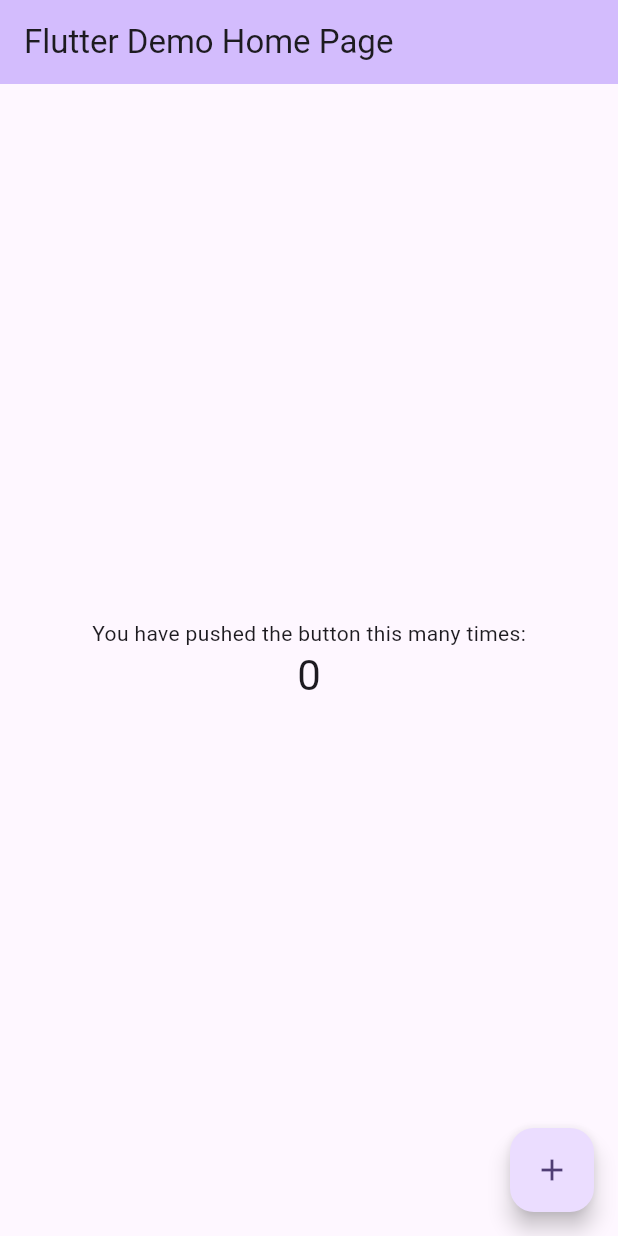
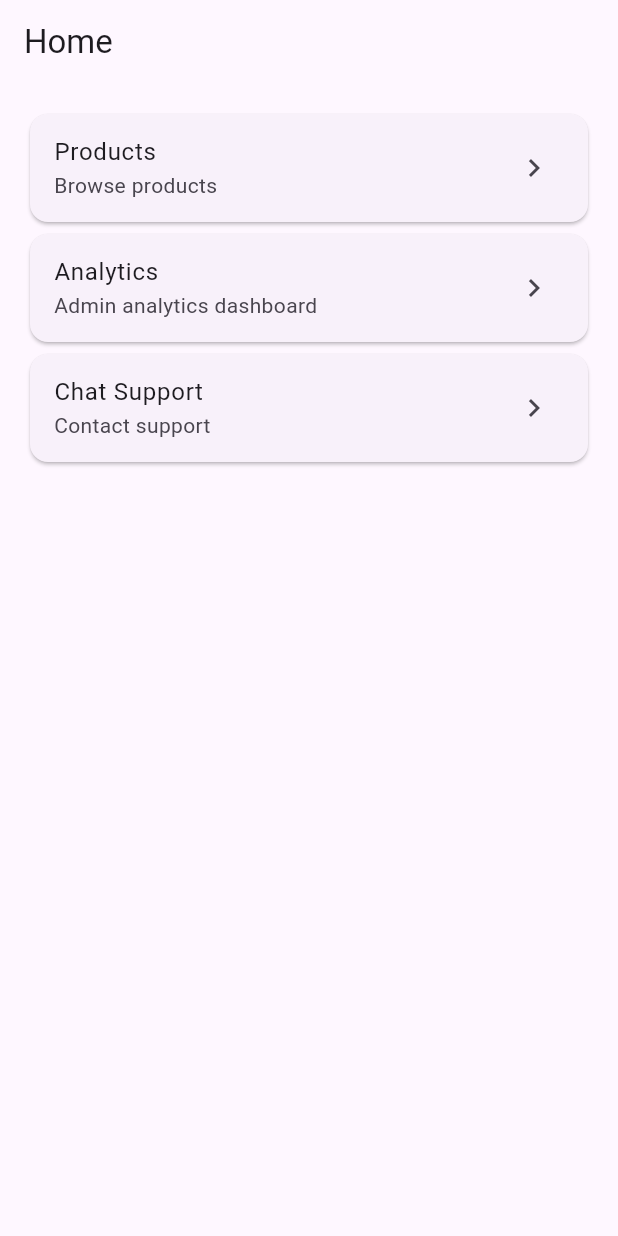
Before and after one commit to Muccasa/Brenda-s, a Flutter app: the screen it shows after launch, on a phone screen of 412 x 824 dp. Run offline on Flutter 3.47's test engine with Material 3 defaults, Android fonts, the phone set to English and light mode, and no system bars.

Commit message:
feat:added main layout

```diff
--- /dev/null
+++ b/flutter_application/lib/core/constants/app_constants.dart
@@ -0,0 +1,3 @@
+class AppConstants {
+  static const String appTitle = 'Brendas';
+}
--- /dev/null
+++ b/flutter_application/lib/core/utils/logger.dart
@@ -0,0 +1,8 @@
+class Logger {
+  static void log(String message) {
+    // Simple placeholder logger
+    // Replace with package:logger or similar in future
+    // ignore: avoid_print
+    print('[LOG] $message');
+  }
+}
--- /dev/null
+++ b/flutter_application/lib/features/products/products_page.dart
@@ -0,0 +1,13 @@
+import 'package:flutter/material.dart';
+
+class ProductsPage extends StatelessWidget {
+  const ProductsPage({super.key});
+
+  @override
+  Widget build(BuildContext context) {
+    return Scaffold(
+      appBar: AppBar(title: const Text('Products')),
+      body: const Center(child: Text('Products feature placeholder')),
+    );
+  }
+}
--- a/flutter_application/lib/main.dart
+++ b/flutter_application/lib/main.dart
@@ -1,4 +1,6 @@
 import 'package:flutter/material.dart';
+import 'package:flutter_application/core/constants/app_constants.dart';
+import 'package:flutter_application/presentation/pages/home_page.dart';
 
 void main() {
   runApp(const MyApp());
@@ -7,116 +9,15 @@ void main() {
 class MyApp extends StatelessWidget {
   const MyApp({super.key});
 
-  // This widget is the root of your application.
   @override
   Widget build(BuildContext context) {
     return MaterialApp(
-      title: 'Flutter Demo',
+      title: AppConstants.appTitle,
       theme: ThemeData(
-        // This is the theme of your application.
-        //
-        // TRY THIS: Try running your application with "flutter run". You'll see
-        // the application has a purple toolbar. Then, without quitting the app,
-        // try changing the seedColor in the colorScheme below to Colors.green
-        // and then invoke "hot reload" (save your changes or press the "hot
-        // reload" button in a Flutter-supported IDE, or press "r" if you used
-        // the command line to start the app).
-        //
-        // Notice that the counter didn't reset back to zero; the application
-        // state is not lost during the reload. To reset the state, use hot
-        // restart instead.
-        //
-        // This works for code too, not just values: Most code changes can be
-        // tested with just a hot reload.
-        colorScheme: .fromSeed(seedColor: Colors.deepPurple),
+        colorScheme: ColorScheme.fromSeed(seedColor: Colors.deepPurple),
+        useMaterial3: true,
       ),
-      home: const MyHomePage(title: 'Flutter Demo Home Page'),
+      home: const HomePage(),
     );
   }
 }
-
-class MyHomePage extends StatefulWidget {
-  const MyHomePage({super.key, required this.title});
-
-  // This widget is the home page of your application. It is stateful, meaning
-  // that it has a State object (defined below) that contains fields that affect
-  // how it looks.
-
-  // This class is the configuration for the state. It holds the values (in this
-  // case the title) provided by the parent (in this case the App widget) and
-  // used by the build method of the State. Fields in a Widget subclass are
-  // always marked "final".
-
-  final String title;
-
-  @override
-  State<MyHomePage> createState() => _MyHomePageState();
-}
-
-class _MyHomePageState extends State<MyHomePage> {
-  int _counter = 0;
-
-  void _incrementCounter() {
-    setState(() {
-      // This call to setState tells the Flutter framework that something has
-      // changed in this State, which causes it to rerun the build method below
-      // so that the display can reflect the updated values. If we changed
-      // _counter without calling setState(), then the build method would not be
-      // called again, and so nothing would appear to happen.
-      _counter++;
-    });
-  }
-
-  @override
-  Widget build(BuildContext context) {
-    // This method is rerun every time setState is called, for instance as done
-    // by the _incrementCounter method above.
-    //
-    // The Flutter framework has been optimized to make rerunning build methods
-    // fast, so that you can just rebuild anything that needs updating rather
-    // than having to individually change instances of widgets.
-    return Scaffold(
-      appBar: AppBar(
-        // TRY THIS: Try changing the color here to a specific color (to
-        // Colors.amber, perhaps?) and trigger a hot reload to see the AppBar
-        // change color while the other colors stay the same.
-        backgroundColor: Theme.of(context).colorScheme.inversePrimary,
-        // Here we take the value from the MyHomePage object that was created by
-        // the App.build method, and use it to set our appbar title.
-        title: Text(widget.title),
-      ),
-      body: Center(
-        // Center is a layout widget. It takes a single child and positions it
-        // in the middle of the parent.
-        child: Column(
-          // Column is also a layout widget. It takes a list of children and
-          // arranges them vertically. By default, it sizes itself to fit its
-          // children horizontally, and tries to be as tall as its parent.
-          //
-          // Column has various properties to control how it sizes itself and
-          // how it positions its children. Here we use mainAxisAlignment to
-          // center the children vertically; the main axis here is the vertical
-          // axis because Columns are vertical (the cross axis would be
-          // horizontal).
-          //
-          // TRY THIS: Invoke "debug painting" (choose the "Toggle Debug Paint"
-          // action in the IDE, or press "p" in the console), to see the
-          // wireframe for each widget.
-          mainAxisAlignment: .center,
-          children: [
-            const Text('You have pushed the button this many times:'),
-            Text(
-              '$_counter',
-              style: Theme.of(context).textTheme.headlineMedium,
-            ),
-          ],
-        ),
-      ),
-      floatingActionButton: FloatingActionButton(
-        onPressed: _incrementCounter,
-        tooltip: 'Increment',
-        child: const Icon(Icons.add),
-      ),
-    );
-  }
-}
--- /dev/null
+++ b/flutter_application/lib/presentation/pages/admin_analytics_page.dart
@@ -0,0 +1,13 @@
+import 'package:flutter/material.dart';
+
+class AdminAnalyticsPage extends StatelessWidget {
+  const AdminAnalyticsPage({super.key});
+
+  @override
+  Widget build(BuildContext context) {
+    return Scaffold(
+      appBar: AppBar(title: const Text('Analytics')),
+      body: const Center(child: Text('Analytics dashboard placeholder')),
+    );
+  }
+}
--- /dev/null
+++ b/flutter_application/lib/presentation/pages/chat_support_page.dart
@@ -0,0 +1,13 @@
+import 'package:flutter/material.dart';
+
+class ChatSupportPage extends StatelessWidget {
+  const ChatSupportPage({super.key});
+
+  @override
+  Widget build(BuildContext context) {
+    return Scaffold(
+      appBar: AppBar(title: const Text('Chat Support')),
+      body: const Center(child: Text('Chat support placeholder')),
+    );
+  }
+}
--- /dev/null
+++ b/flutter_application/lib/presentation/pages/home_page.dart
@@ -0,0 +1,44 @@
+import 'package:flutter/material.dart';
+import 'package:flutter_application/core/utils/logger.dart';
+import 'package:flutter_application/features/products/products_page.dart';
+import 'package:flutter_application/presentation/pages/admin_analytics_page.dart';
+import 'package:flutter_application/presentation/pages/chat_support_page.dart';
+
+class HomePage extends StatelessWidget {
+  const HomePage({super.key});
+
+  @override
+  Widget build(BuildContext context) {
+    Logger.log('HomePage built');
+    return Scaffold(
+      appBar: AppBar(
+        title: const Text('Home'),
+      ),
+      body: ListView(
+        padding: const EdgeInsets.all(16),
+        children: [
+          _featureTile(context, 'Products', 'Browse products', () {
+            Navigator.push(context, MaterialPageRoute(builder: (_) => const ProductsPage()));
+          }),
+          _featureTile(context, 'Analytics', 'Admin analytics dashboard', () {
+            Navigator.push(context, MaterialPageRoute(builder: (_) => const AdminAnalyticsPage()));
+          }),
+          _featureTile(context, 'Chat Support', 'Contact support', () {
+            Navigator.push(context, MaterialPageRoute(builder: (_) => const ChatSupportPage()));
+          }),
+        ],
+      ),
+    );
+  }
+
+  Widget _featureTile(BuildContext context, String title, String subtitle, VoidCallback onTap) {
+    return Card(
+      child: ListTile(
+        title: Text(title),
+        subtitle: Text(subtitle),
+        trailing: const Icon(Icons.chevron_right),
+        onTap: onTap,
+      ),
+    );
+  }
+}
```
Also changed, not shown: flutter_application/lib/data/services/firebase_service.dart (added, +8 -0 lines), flutter_application/lib/domain/models/product.dart (added, +7 -0 lines), flutter_application/lib/domain/services/recommendation_engine.dart (added, +12 -0 lines), flutter_application/lib/features/auth/auth_page.dart (added, +13 -0 lines), flutter_application/lib/features/cart/cart_page.dart (added, +13 -0 lines), flutter_application/lib/features/orders/orders_page.dart (added, +13 -0 lines), flutter_application/lib/features/profile/profile_page.dart (added, +13 -0 lines), 1 other file.
